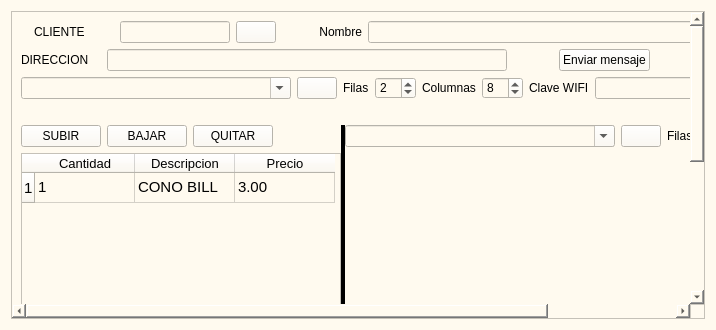
This is BMKSistema/comprobante/comprobante.ui in radtek/manager as Qt 5 draws it before an edit. The edited form follows.
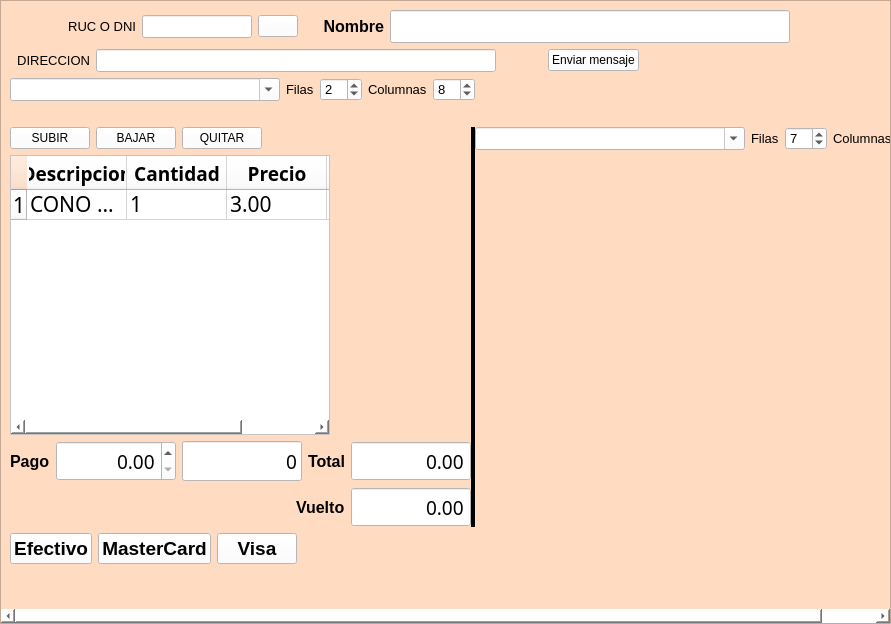
This is the edited form. Icons and pictures are not drawn. Custom widgets are drawn as their Qt base class.

What changed in the file:
```diff
--- a/BMKSistema/comprobante/comprobante.ui
+++ b/BMKSistema/comprobante/comprobante.ui
@@ -6,8 +6,8 @@
    <rect>
     <x>0</x>
     <y>0</y>
-    <width>716</width>
-    <height>330</height>
+    <width>891</width>
+    <height>624</height>
    </rect>
   </property>
   <property name="sizePolicy">
@@ -20,17 +20,40 @@
    <string>Sistema</string>
   </property>
   <property name="windowIcon">
-   <iconset>
+   <iconset resource="../iconos.qrc">
     <normaloff>:/new/Iconos/electronic_billing_machine_256.png</normaloff>:/new/Iconos/electronic_billing_machine_256.png</iconset>
   </property>
   <property name="styleSheet">
    <string notr="true">QSplitter::handle{ background-color: black }
-QWidget{ background-color: rgb(255, 250, 239) }</string>
+QWidget{ background-color: rgb(255, 219, 193) }
+QLineEdit{ background-color: rgb(255, 255, 255) }
+QLineEdit{ color: rgb(0, 0, 0) }
+QTableWidget{ background-color: rgb(255, 255, 255) }
+QComboBox{ background-color: rgb(255, 255, 255) }
+QSpinBox{ background-color: rgb(255, 255, 255) }
+QDoubleSpinBox{ background-color: rgb(255, 255, 255) }
+QHeaderView{ background-color: rgb(255, 255, 255) }
+QScrollBar{ background-color: rgb(255, 255, 255) }
+QPushButton{ background-color: rgb(255, 255, 255) }
+QToolButton{ background-color: rgb(255, 255, 255) }
+QMenu{ background-color: rgb(255, 255, 255) }</string>
   </property>
   <layout class="QVBoxLayout" name="verticalLayout_7">
    <property name="spacing">
     <number>6</number>
    </property>
+   <property name="leftMargin">
+    <number>0</number>
+   </property>
+   <property name="topMargin">
+    <number>0</number>
+   </property>
+   <property name="rightMargin">
+    <number>0</number>
+   </property>
+   <property name="bottomMargin">
+    <number>0</number>
+   </property>
    <item>
     <widget class="QScrollArea" name="scrollArea">
      <property name="widgetResizable">
@@ -41,20 +64,30 @@
        <rect>
         <x>0</x>
         <y>0</y>
-        <width>820</width>
-        <height>627</height>
+        <width>963</width>
+        <height>633</height>
        </rect>
       </property>
       <layout class="QVBoxLayout" name="verticalLayout_3">
        <item>
         <layout class="QHBoxLayout" name="horizontalLayout">
          <item>
-          <widget class="QLabel" name="label_3">
+          <widget class="QPushButton" name="pushButton_imageLogo">
            <property name="text">
             <string/>
            </property>
-           <property name="pixmap">
-            <pixmap>:/new/Iconos/bill_mc_quack.ico</pixmap>
+           <property name="icon">
+            <iconset resource="../iconos.qrc">
+             <normaloff>:/new/Iconos/bill_mc_quack.ico</normaloff>:/new/Iconos/bill_mc_quack.ico</iconset>
+           </property>
+           <property name="iconSize">
+            <size>
+             <width>48</width>
+             <height>32</height>
+            </size>
+           </property>
+           <property name="flat">
+            <bool>true</bool>
            </property>
           </widget>
          </item>
@@ -66,8 +99,16 @@
              <height>0</height>
             </size>
            </property>
+           <property name="font">
+            <font>
+             <pointsize>10</pointsize>
+            </font>
+           </property>
            <property name="text">
-            <string>CLIENTE</string>
+            <string>RUC O DNI</string>
+           </property>
+           <property name="alignment">
+            <set>Qt::AlignRight|Qt::AlignTrailing|Qt::AlignVCenter</set>
            </property>
           </widget>
          </item>
@@ -85,6 +126,11 @@
              <height>16777215</height>
             </size>
            </property>
+           <property name="font">
+            <font>
+             <pointsize>10</pointsize>
+            </font>
+           </property>
           </widget>
          </item>
          <item>
@@ -93,7 +139,7 @@
             <string/>
            </property>
            <property name="icon">
-            <iconset>
+            <iconset resource="../iconos.qrc">
              <normaloff>:/new/Iconos/edit (2).png</normaloff>:/new/Iconos/edit (2).png</iconset>
            </property>
           </widget>
@@ -106,6 +152,13 @@
              <height>0</height>
             </size>
            </property>
+           <property name="font">
+            <font>
+             <pointsize>12</pointsize>
+             <weight>75</weight>
+             <bold>true</bold>
+            </font>
+           </property>
            <property name="text">
             <string>Nombre</string>
            </property>
@@ -128,6 +181,13 @@
              <height>16777215</height>
             </size>
            </property>
+           <property name="font">
+            <font>
+             <pointsize>16</pointsize>
+             <weight>50</weight>
+             <bold>false</bold>
+            </font>
+           </property>
           </widget>
          </item>
          <item>
@@ -155,9 +215,17 @@
              <height>0</height>
             </size>
            </property>
+           <property name="font">
+            <font>
+             <pointsize>10</pointsize>
+            </font>
+           </property>
            <property name="text">
             <string>DIRECCION</string>
            </property>
+           <property name="alignment">
+            <set>Qt::AlignRight|Qt::AlignTrailing|Qt::AlignVCenter</set>
+           </property>
           </widget>
          </item>
          <item>
@@ -168,6 +236,17 @@
              <height>0</height>
             </size>
            </property>
+           <property name="maximumSize">
+            <size>
+             <width>400</width>
+             <height>16777215</height>
+            </size>
+           </property>
+           <property name="font">
+            <font>
+             <pointsize>10</pointsize>
+            </font>
+           </property>
           </widget>
          </item>
          <item>
@@ -176,7 +255,7 @@
             <string/>
            </property>
            <property name="icon">
-            <iconset>
+            <iconset resource="../iconos.qrc">
              <normaloff>:/new/Iconos/google_maps.png</normaloff>:/new/Iconos/google_maps.png</iconset>
            </property>
            <property name="flat">
@@ -190,13 +269,13 @@
             <string>Enviar mensaje</string>
            </property>
            <property name="icon">
-            <iconset>
+            <iconset resource="../iconos.qrc">
              <normaloff>:/new/Iconos/send-message-button.png</normaloff>:/new/Iconos/send-message-button.png</iconset>
            </property>
           </widget>
          </item>
          <item>
-          <spacer name="horizontalSpacer_8">
+          <spacer name="horizontalSpacer_2">
            <property name="orientation">
             <enum>Qt::Horizontal</enum>
            </property>
@@ -211,7 +290,7 @@
         </layout>
        </item>
        <item>
-        <layout class="QHBoxLayout" name="horizontalLayout_3" stretch="0,0,0,0,0,0,0,0,0,0">
+        <layout class="QHBoxLayout" name="horizontalLayout_3" stretch="0,0,0,0,0,0">
          <item>
           <widget class="QComboBox" name="comboBox_familia">
            <property name="minimumSize">
@@ -220,6 +299,11 @@
              <height>0</height>
             </size>
            </property>
+           <property name="font">
+            <font>
+             <pointsize>10</pointsize>
+            </font>
+           </property>
            <property name="editable">
             <bool>true</bool>
            </property>
@@ -231,19 +315,13 @@
            </property>
           </widget>
          </item>
-         <item>
-          <widget class="QPushButton" name="pushButton_edit_familia">
-           <property name="text">
-            <string/>
-           </property>
-           <property name="icon">
-            <iconset>
-             <normaloff>:/new/Iconos/edit (2).png</normaloff>:/new/Iconos/edit (2).png</iconset>
-           </property>
-          </widget>
-         </item>
          <item>
           <widget class="QLabel" name="label_familia_filas">
+           <property name="font">
+            <font>
+             <pointsize>10</pointsize>
+            </font>
+           </property>
            <property name="text">
             <string>Filas</string>
            </property>
@@ -251,6 +329,11 @@
          </item>
          <item>
           <widget class="QSpinBox" name="spinBox_familia_filas">
+           <property name="font">
+            <font>
+             <pointsize>10</pointsize>
+            </font>
+           </property>
            <property name="minimum">
             <number>1</number>
            </property>
@@ -261,6 +344,11 @@
          </item>
          <item>
           <widget class="QLabel" name="label_familia_columnas">
+           <property name="font">
+            <font>
+             <pointsize>10</pointsize>
+            </font>
+           </property>
            <property name="text">
             <string>Columnas</string>
            </property>
@@ -268,6 +356,11 @@
          </item>
          <item>
           <widget class="QSpinBox" name="spinBox_familia_columnas">
+           <property name="font">
+            <font>
+             <pointsize>10</pointsize>
+            </font>
+           </property>
            <property name="minimum">
             <number>1</number>
            </property>
@@ -277,44 +370,7 @@
           </widget>
          </item>
          <item>
-          <widget class="QLabel" name="label_clave">
-           <property name="text">
-            <string>Clave WIFI</string>
-           </property>
-          </widget>
-         </item>
-         <item>
-          <widget class="QLineEdit" name="lineEdit_clave">
-           <property name="minimumSize">
-            <size>
-             <width>180</width>
-             <height>0</height>
-            </size>
-           </property>
-           <property name="maximumSize">
-            <size>
-             <width>180</width>
-             <height>16777215</height>
-            </size>
-           </property>
-          </widget>
-         </item>
-         <item>
-          <widget class="QPushButton" name="pushButton_guardar_clave">
-           <property name="text">
-            <string/>
-           </property>
-           <property name="icon">
-            <iconset>
-             <normaloff>:/new/Iconos/save.png</normaloff>:/new/Iconos/save.png</iconset>
-           </property>
-           <property name="flat">
-            <bool>true</bool>
-           </property>
-          </widget>
-         </item>
-         <item>
-          <spacer name="horizontalSpacer_3">
+          <spacer name="horizontalSpacer_familia">
            <property name="orientation">
             <enum>Qt::Horizontal</enum>
            </property>
@@ -333,7 +389,11 @@
          <item>
           <layout class="QVBoxLayout" name="verticalLayout_6">
            <item>
-            <layout class="QGridLayout" name="gridLayout_familias"/>
+            <layout class="QGridLayout" name="gridLayout_familias">
+             <property name="spacing">
+              <number>9</number>
+             </property>
+            </layout>
            </item>
            <item>
             <spacer name="verticalSpacer_4">
@@ -341,7 +401,7 @@
               <enum>Qt::Vertical</enum>
              </property>
              <property name="sizeType">
-              <enum>QSizePolicy::MinimumExpanding</enum>
+              <enum>QSizePolicy::Preferred</enum>
              </property>
              <property name="sizeHint" stdset="0">
               <size>
@@ -386,7 +446,7 @@
                 <string>SUBIR</string>
                </property>
                <property name="icon">
-                <iconset>
+                <iconset resource="../iconos.qrc">
                  <normaloff>:/new/Iconos/br_up.png</normaloff>:/new/Iconos/br_up.png</iconset>
                </property>
               </widget>
@@ -397,7 +457,7 @@
                 <string>BAJAR</string>
                </property>
                <property name="icon">
-                <iconset>
+                <iconset resource="../iconos.qrc">
                  <normaloff>:/new/Iconos/br_down.png</normaloff>:/new/Iconos/br_down.png</iconset>
                </property>
               </widget>
@@ -408,7 +468,7 @@
                 <string>QUITAR</string>
                </property>
                <property name="icon">
-                <iconset>
+                <iconset resource="../iconos.qrc">
                  <normaloff>:/new/Iconos/round_minus.png</normaloff>:/new/Iconos/round_minus.png</iconset>
                </property>
               </widget>
@@ -453,31 +513,41 @@
              </property>
              <property name="font">
               <font>
-               <pointsize>11</pointsize>
+               <family>Bernard MT Condensed</family>
+               <pointsize>16</pointsize>
+               <weight>50</weight>
+               <bold>false</bold>
               </font>
              </property>
+             <property name="alternatingRowColors">
+              <bool>true</bool>
+             </property>
              <row>
               <property name="text">
                <string>1</string>
               </property>
              </row>
-             <column>
-              <property name="text">
-               <string>Cantidad</string>
-              </property>
-              <property name="font">
-               <font>
-                <pointsize>10</pointsize>
-               </font>
-              </property>
-             </column>
              <column>
               <property name="text">
                <string>Descripcion</string>
               </property>
               <property name="font">
                <font>
-                <pointsize>10</pointsize>
+                <pointsize>14</pointsize>
+                <weight>75</weight>
+                <bold>true</bold>
+               </font>
+              </property>
+             </column>
+             <column>
+              <property name="text">
+               <string>Cantidad</string>
+              </property>
+              <property name="font">
+               <font>
+                <pointsize>14</pointsize>
+                <weight>75</weight>
+                <bold>true</bold>
                </font>
               </property>
              </column>
@@ -487,20 +557,27 @@
               </property>
               <property name="font">
                <font>
-                <pointsize>10</pointsize>
+                <pointsize>14</pointsize>
+                <weight>75</weight>
+                <bold>true</bold>
                </font>
               </property>
              </column>
+             <column>
+              <property name="text">
+               <string>Descripcion del plato</string>
+              </property>
+             </column>
              <item row="0" column="0">
               <property name="text">
-               <string>1</string>
-              </property>
-             </item>
-             <item row="0" column="1">
-              <property name="text">
                <string>CONO BILL</string>
               </property>
              </item>
+             <item row="0" column="1">
+              <property name="text">
+               <string>1</string>
+              </property>
+             </item>
              <item row="0" column="2">
               <property name="text">
                <string>3.00</string>
@@ -544,31 +621,60 @@
               <widget class="QDoubleSpinBox" name="doubleSpinBox_pago">
                <property name="minimumSize">
                 <size>
-                 <width>80</width>
+                 <width>120</width>
                  <height>40</height>
                 </size>
                </property>
                <property name="maximumSize">
                 <size>
-                 <width>80</width>
+                 <width>120</width>
                  <height>40</height>
                 </size>
                </property>
                <property name="font">
                 <font>
+                 <family>Bernard MT Condensed</family>
                  <pointsize>14</pointsize>
-                 <weight>75</weight>
-                 <bold>true</bold>
+                 <weight>50</weight>
+                 <bold>false</bold>
                 </font>
                </property>
                <property name="alignment">
                 <set>Qt::AlignRight|Qt::AlignTrailing|Qt::AlignVCenter</set>
                </property>
                <property name="decimals">
-                <number>1</number>
+                <number>2</number>
                </property>
                <property name="maximum">
-                <double>1000.000000000000000</double>
+                <double>1000000.000000000000000</double>
+               </property>
+              </widget>
+             </item>
+             <item>
+              <widget class="LineEdit" name="lineEdit_pago">
+               <property name="minimumSize">
+                <size>
+                 <width>120</width>
+                 <height>40</height>
+                </size>
+               </property>
+               <property name="maximumSize">
+                <size>
+                 <width>120</width>
+                 <height>40</height>
+                </size>
+               </property>
+               <property name="font">
+                <font>
+                 <family>Bernard MT Condensed</family>
+                 <pointsize>14</pointsize>
+                </font>
+               </property>
+               <property name="text">
+                <string>0</string>
+               </property>
+               <property name="alignment">
+                <set>Qt::AlignRight|Qt::AlignTrailing|Qt::AlignVCenter</set>
                </property>
               </widget>
              </item>
@@ -590,21 +696,22 @@
               <widget class="QDoubleSpinBox" name="doubleSpinBox_total">
                <property name="minimumSize">
                 <size>
-                 <width>80</width>
+                 <width>120</width>
                  <height>40</height>
                 </size>
                </property>
                <property name="maximumSize">
                 <size>
-                 <width>80</width>
+                 <width>120</width>
                  <height>40</height>
                 </size>
                </property>
                <property name="font">
                 <font>
+                 <family>Bernard MT Condensed</family>
                  <pointsize>14</pointsize>
-                 <weight>75</weight>
-                 <bold>true</bold>
+                 <weight>50</weight>
+                 <bold>false</bold>
                 </font>
                </property>
                <property name="alignment">
@@ -617,10 +724,10 @@
                 <enum>QAbstractSpinBox::NoButtons</enum>
                </property>
                <property name="decimals">
-                <number>1</number>
+                <number>2</number>
                </property>
                <property name="maximum">
-                <double>100000.000000000000000</double>
+                <double>10000000.000000000000000</double>
                </property>
               </widget>
              </item>
@@ -662,21 +769,22 @@
               <widget class="QDoubleSpinBox" name="doubleSpinBox_vuelto">
                <property name="minimumSize">
                 <size>
-                 <width>80</width>
+                 <width>120</width>
                  <height>40</height>
                 </size>
                </property>
                <property name="maximumSize">
                 <size>
-                 <width>80</width>
+                 <width>120</width>
                  <height>40</height>
                 </size>
                </property>
                <property name="font">
                 <font>
+                 <family>Bernard MT Condensed</family>
                  <pointsize>14</pointsize>
-                 <weight>75</weight>
-                 <bold>true</bold>
+                 <weight>50</weight>
+                 <bold>false</bold>
                 </font>
                </property>
                <property name="alignment">
@@ -689,7 +797,10 @@
                 <enum>QAbstractSpinBox::NoButtons</enum>
                </property>
                <property name="decimals">
-                <number>1</number>
+                <number>2</number>
+               </property>
+               <property name="maximum">
+                <double>10000000.000000000000000</double>
                </property>
               </widget>
              </item>
@@ -709,6 +820,11 @@
                  <height>0</height>
                 </size>
                </property>
+               <property name="font">
+                <font>
+                 <pointsize>10</pointsize>
+                </font>
+               </property>
                <property name="editable">
                 <bool>true</bool>
                </property>
@@ -720,19 +836,13 @@
                </property>
               </widget>
              </item>
-             <item>
-              <widget class="QPushButton" name="pushButton_edit_plato">
-               <property name="text">
-                <string/>
-               </property>
-               <property name="icon">
-                <iconset>
-                 <normaloff>:/new/Iconos/edit (2).png</normaloff>:/new/Iconos/edit (2).png</iconset>
-               </property>
-              </widget>
-             </item>
              <item>
               <widget class="QLabel" name="label_plato_filas">
+               <property name="font">
+                <font>
+                 <pointsize>10</pointsize>
+                </font>
+               </property>
                <property name="text">
                 <string>Filas</string>
                </property>
@@ -740,6 +850,11 @@
              </item>
              <item>
               <widget class="QSpinBox" name="spinBox_plato_filas">
+               <property name="font">
+                <font>
+                 <pointsize>10</pointsize>
+                </font>
+               </property>
                <property name="minimum">
                 <number>1</number>
                </property>
@@ -749,7 +864,12 @@
               </widget>
              </item>
              <item>
-              <widget class="QLabel" name="label_plato_columns">
+              <widget class="QLabel" name="label_plato_columnas">
+               <property name="font">
+                <font>
+                 <pointsize>10</pointsize>
+                </font>
+               </property>
                <property name="text">
                 <string>Columnas</string>
                </property>
@@ -757,6 +877,11 @@
              </item>
              <item>
               <widget class="QSpinBox" name="spinBox_plato_columnas">
+               <property name="font">
+                <font>
+                 <pointsize>10</pointsize>
+                </font>
+               </property>
                <property name="minimum">
                 <number>1</number>
                </property>
@@ -766,7 +891,7 @@
               </widget>
              </item>
              <item>
-              <spacer name="horizontalSpacer_2">
+              <spacer name="horizontalSpacer_plato">
                <property name="orientation">
                 <enum>Qt::Horizontal</enum>
                </property>
@@ -792,6 +917,9 @@
                  <property name="sizeConstraint">
                   <enum>QLayout::SetDefaultConstraint</enum>
                  </property>
+                 <property name="spacing">
+                  <number>9</number>
+                 </property>
                 </layout>
                </item>
                <item>
@@ -838,11 +966,18 @@
         <layout class="QHBoxLayout" name="horizontalLayout_5">
          <item>
           <widget class="QPushButton" name="pushButton_efectivo">
+           <property name="font">
+            <font>
+             <pointsize>14</pointsize>
+             <weight>75</weight>
+             <bold>true</bold>
+            </font>
+           </property>
            <property name="text">
             <string>Efectivo</string>
            </property>
            <property name="icon">
-            <iconset>
+            <iconset resource="../iconos.qrc">
              <normaloff>:/new/Iconos/pago_efectivo.png</normaloff>:/new/Iconos/pago_efectivo.png</iconset>
            </property>
            <property name="iconSize">
@@ -855,11 +990,18 @@
          </item>
          <item>
           <widget class="QPushButton" name="pushButton_masterCard">
+           <property name="font">
+            <font>
+             <pointsize>14</pointsize>
+             <weight>75</weight>
+             <bold>true</bold>
+            </font>
+           </property>
            <property name="text">
             <string>MasterCard</string>
            </property>
            <property name="icon">
-            <iconset>
+            <iconset resource="../iconos.qrc">
              <normaloff>:/new/Iconos/MasterCard_early_1990s_logo.png</normaloff>:/new/Iconos/MasterCard_early_1990s_logo.png</iconset>
            </property>
            <property name="iconSize">
@@ -872,11 +1014,18 @@
          </item>
          <item>
           <widget class="QPushButton" name="pushButton_visa">
+           <property name="font">
+            <font>
+             <pointsize>14</pointsize>
+             <weight>75</weight>
+             <bold>true</bold>
+            </font>
+           </property>
            <property name="text">
             <string>Visa</string>
            </property>
            <property name="icon">
-            <iconset>
+            <iconset resource="../iconos.qrc">
              <normaloff>:/new/Iconos/visa.jpg</normaloff>:/new/Iconos/visa.jpg</iconset>
            </property>
            <property name="iconSize">
@@ -921,11 +1070,21 @@
       </layout>
       <zorder></zorder>
       <zorder>splitter_mid</zorder>
+      <zorder></zorder>
      </widget>
     </widget>
    </item>
   </layout>
  </widget>
- <resources/>
+ <customwidgets>
+  <customwidget>
+   <class>LineEdit</class>
+   <extends>QLineEdit</extends>
+   <header location="global">mylibrary/lineedit.h</header>
+  </customwidget>
+ </customwidgets>
+ <resources>
+  <include location="../iconos.qrc"/>
+ </resources>
  <connections/>
 </ui>
```
